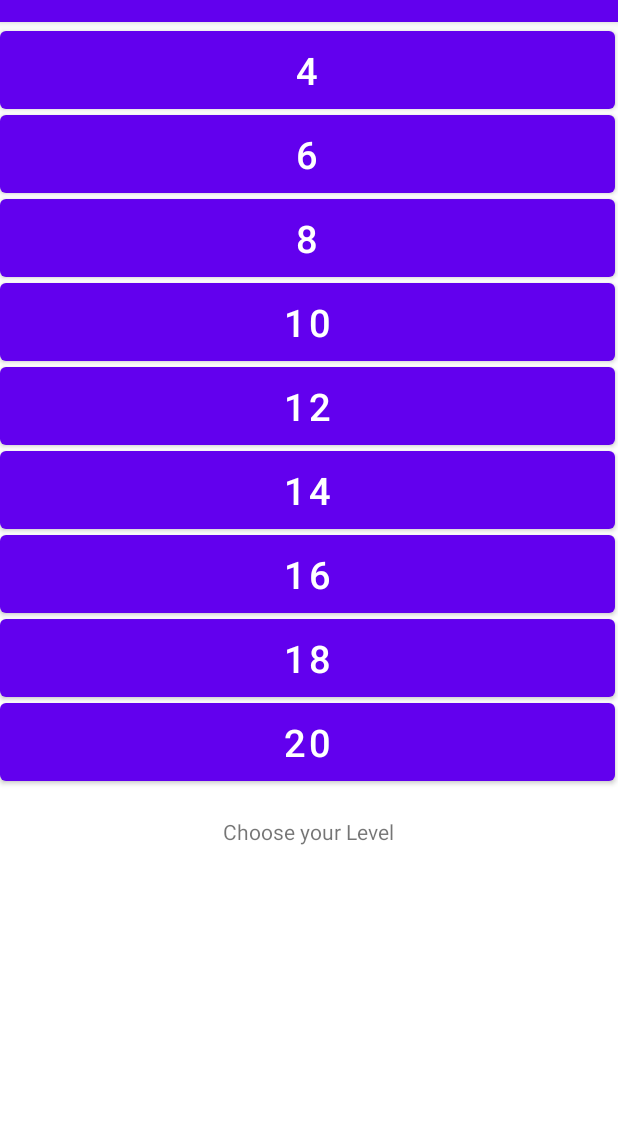
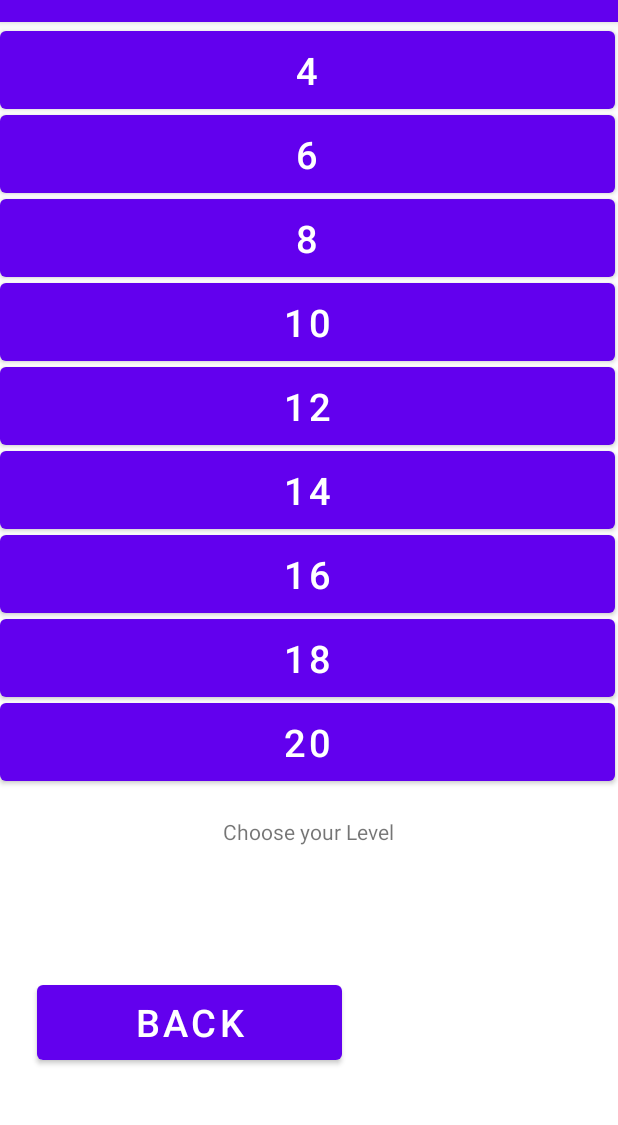
Before and after one commit to amelieando/Concentration, an Android app: the cGame screen opened directly, with no data from a screen before it, on a phone screen of 412 x 824 dp, the part 62-1187 px from its top. Run offline under Robolectric (Android 15) with nearby library versions, the phone set to English and light mode, and no system bars.

Commit message:
cGame Back Button

```diff
--- a/app/src/main/java/com/example/concentration/cGame.java
+++ b/app/src/main/java/com/example/concentration/cGame.java
@@ -2,14 +2,30 @@ package com.example.concentration;
 
 import androidx.appcompat.app.AppCompatActivity;
 
+import android.annotation.SuppressLint;
+import android.content.Intent;
 import android.os.Bundle;
+import android.view.View;
+import android.widget.Button;
 
 public class cGame extends AppCompatActivity {
+    private Button buttonBack;
 
-
+    @SuppressLint("MissingInflatedId")
     @Override
     protected void onCreate(Bundle savedInstanceState) {
         super.onCreate(savedInstanceState);
         setContentView(R.layout.activity_cgame);
+        buttonBack = (Button) findViewById(R.id.buttonBack);
+        buttonBack.setOnClickListener(new View.OnClickListener() {
+            public void onClick(View v) {
+                openActivity1();
+            }
+        });
+    }
+
+    public void openActivity1() {
+        Intent intent = new Intent(this, MainActivity.class);
+        startActivity(intent);
     }
 }
--- a/app/src/main/res/layout/activity_cgame.xml
+++ b/app/src/main/res/layout/activity_cgame.xml
@@ -7,7 +7,20 @@
     tools:context=".cGame">
 
     <Button
-        android:id="@+id/button4"
+        android:id="@+id/buttonBack"
+        android:layout_width="203dp"
+        android:layout_height="62dp"
+        android:layout_marginTop="636dp"
+        android:layout_marginEnd="1dp"
+        android:text="Back"
+        android:textSize="25sp"
+        app:layout_constraintEnd_toEndOf="parent"
+        app:layout_constraintHorizontal_bias="0.12"
+        app:layout_constraintStart_toStartOf="parent"
+        app:layout_constraintTop_toTopOf="parent" />
+
+    <Button
+        android:id="@+id/button28"
         android:layout_width="410dp"
         android:layout_height="64dp"
         android:layout_marginEnd="1dp"
```
